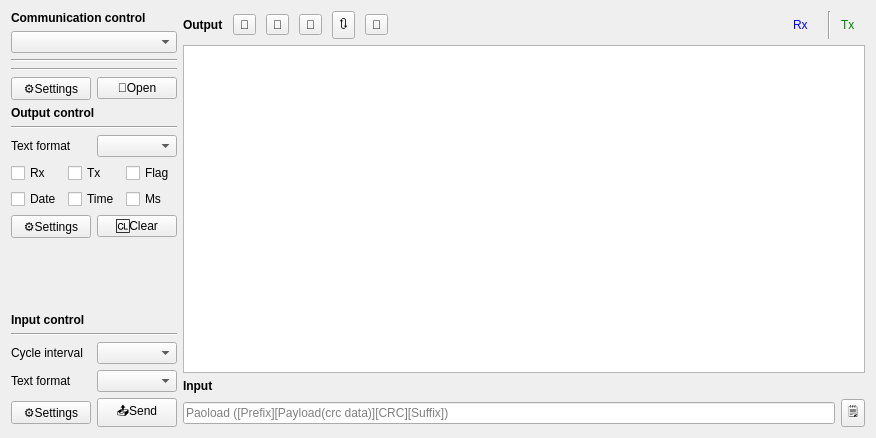
x-tools-author/x-tools, file Source/IOPage/IOPage.ui: the form before one commit.
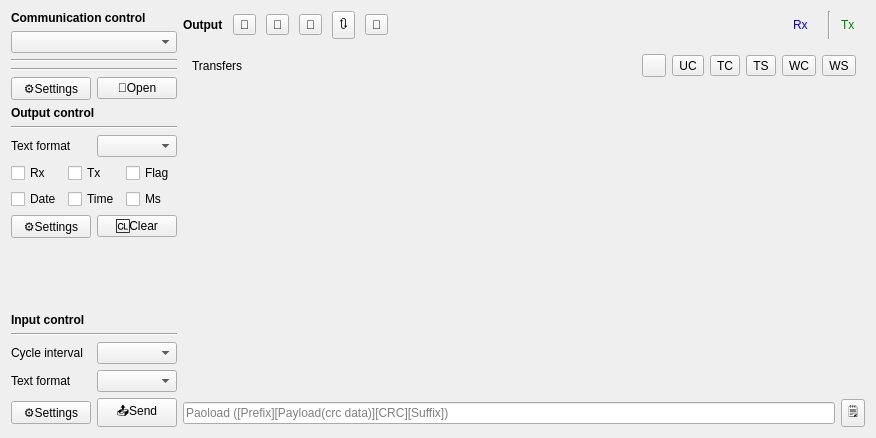
The form after the commit. The open tabs and pages were chosen to show the change. Custom widgets are drawn as their Qt base class.

Patch:
```diff
--- a/Source/IOPage/IOPage.ui
+++ b/Source/IOPage/IOPage.ui
@@ -469,6 +469,76 @@
           </item>
          </layout>
         </widget>
+        <widget class="QWidget" name="pageTransfers">
+         <layout class="QGridLayout" name="gridLayout_5">
+          <item row="0" column="0">
+           <layout class="QHBoxLayout" name="horizontalLayout_8">
+            <item>
+             <widget class="QLabel" name="label_8">
+              <property name="text">
+               <string>Transfers</string>
+              </property>
+             </widget>
+            </item>
+            <item>
+             <widget class="QToolButton" name="toolButtonSerialPort">
+              <property name="toolTip">
+               <string>Serial Port Transfer</string>
+              </property>
+              <property name="text">
+               <string notr="true"/>
+              </property>
+             </widget>
+            </item>
+            <item>
+             <widget class="QToolButton" name="toolButtonUdpClient">
+              <property name="text">
+               <string>UC</string>
+              </property>
+             </widget>
+            </item>
+            <item>
+             <widget class="QToolButton" name="toolButtonTcpClient">
+              <property name="text">
+               <string>TC</string>
+              </property>
+             </widget>
+            </item>
+            <item>
+             <widget class="QToolButton" name="toolButtonTcpServer">
+              <property name="text">
+               <string>TS</string>
+              </property>
+             </widget>
+            </item>
+            <item>
+             <widget class="QToolButton" name="toolButtonWebSocketClient">
+              <property name="text">
+               <string>WC</string>
+              </property>
+             </widget>
+            </item>
+            <item>
+             <widget class="QToolButton" name="toolButtonWebSocketServer">
+              <property name="text">
+               <string>WS</string>
+              </property>
+             </widget>
+            </item>
+           </layout>
+          </item>
+          <item row="1" column="0">
+           <widget class="QStackedWidget" name="stackedWidgetTransfers">
+            <widget class="xTools::SerialPortTransferUi" name="pageTransferSerialPort"/>
+            <widget class="QWidget" name="pageTransferUdpClient"/>
+            <widget class="QWidget" name="pageTransferTcpServer"/>
+            <widget class="QWidget" name="pageTransferWSServer"/>
+            <widget class="QWidget" name="pageTransferWSClient"/>
+            <widget class="QWidget" name="pageTransferTcpClient"/>
+           </widget>
+          </item>
+         </layout>
+        </widget>
         <widget class="xTools::PresetUi" name="pagePreset"/>
         <widget class="xTools::EmitterUi" name="pageEmitter"/>
         <widget class="xTools::ResponserUi" name="pageResponser"/>
@@ -504,6 +574,12 @@
    <header location="global">IO/UI/Model/ResponserUi.h</header>
    <container>1</container>
   </customwidget>
+  <customwidget>
+   <class>xTools::SerialPortTransferUi</class>
+   <extends>QWidget</extends>
+   <header>IO/UI/Transfer/SerialPortTransferUi.h</header>
+   <container>1</container>
+  </customwidget>
  </customwidgets>
  <resources/>
  <connections>
```
Left out of the diff: 4 changed lines with no effect on the pictures.
